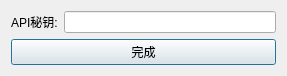
This is ChatGPT/Setting.ui in mwx280/QTChatGPT as Qt 5 draws it before an edit. The edited form follows.
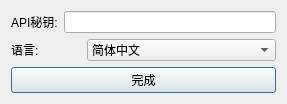
This is the edited form. Icons and pictures are not drawn.

Commit message: 增加语言支持

Diff of the .ui file:
```diff
--- a/ChatGPT/Setting.ui
+++ b/ChatGPT/Setting.ui
@@ -7,7 +7,7 @@
     <x>0</x>
     <y>0</y>
     <width>287</width>
-    <height>75</height>
+    <height>99</height>
    </rect>
   </property>
   <property name="windowTitle">
@@ -28,6 +28,57 @@
      </item>
     </layout>
    </item>
+   <item>
+    <layout class="QHBoxLayout" name="horizontalLayout_2">
+     <item>
+      <widget class="QLabel" name="label_2">
+       <property name="maximumSize">
+        <size>
+         <width>70</width>
+         <height>16777215</height>
+        </size>
+       </property>
+       <property name="text">
+        <string>语言:</string>
+       </property>
+      </widget>
+     </item>
+     <item>
+      <widget class="QComboBox" name="comboBoxLanguage">
+       <property name="styleSheet">
+        <string notr="true">QComboBox::drop-down 
+{
+    subcontrol-origin: padding;
+    subcontrol-position: top right;
+    width: 20px;
+
+    border-left-width: 1px;
+    border-left-color: darkgray;
+    border-left-style: solid; /* just a single line */
+    border-top-right-radius: 3px; /* same radius as the QComboBox */
+    border-bottom-right-radius: 3px;
+    border-image: url(:/img/DropDown.png);
+}
+
+QComboBox::drop-down:hover
+{
+	border-image: url(:/img/DropDownHover.png);
+}</string>
+       </property>
+       <item>
+        <property name="text">
+         <string>简体中文</string>
+        </property>
+       </item>
+       <item>
+        <property name="text">
+         <string>English</string>
+        </property>
+       </item>
+      </widget>
+     </item>
+    </layout>
+   </item>
    <item>
     <widget class="QPushButton" name="btnOK">
      <property name="styleSheet">
```
Left out of the diff: 4 changed lines with no effect on the pictures. The commit also changes 13 other files.
